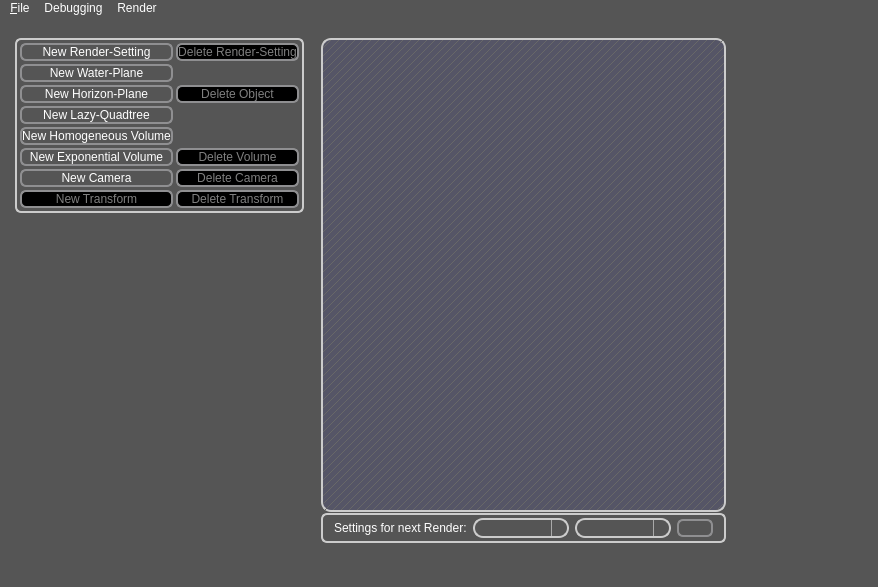
This is qt-frontend/SimplexGui/mainwindow.ui in phresnel/picogen as Qt 5 draws it before an edit. The edited form follows.
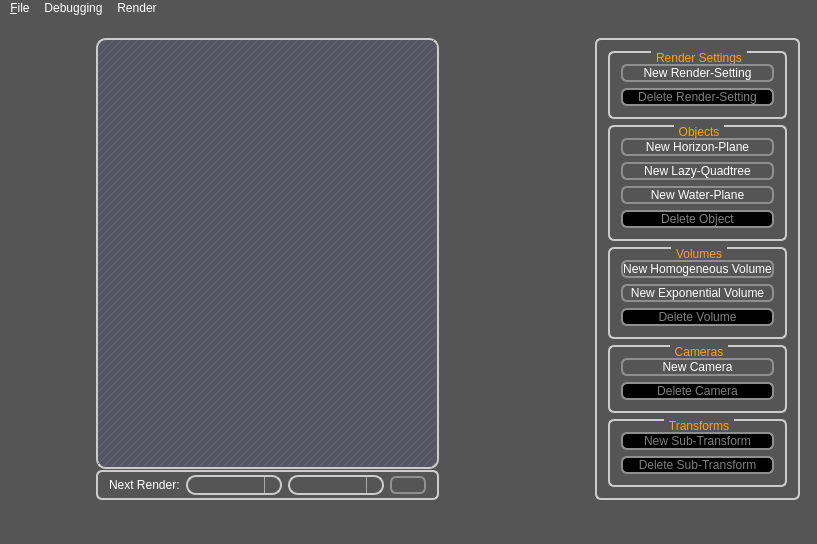
This is the edited form. Icons and pictures are not drawn. Custom widgets are drawn as their Qt base class.

Commit message: restructure the layout

The edit to the form file:
```diff
--- a/qt-frontend/SimplexGui/mainwindow.ui
+++ b/qt-frontend/SimplexGui/mainwindow.ui
@@ -6,7 +6,7 @@
    <rect>
     <x>0</x>
     <y>0</y>
-    <width>877</width>
+    <width>790</width>
     <height>515</height>
    </rect>
   </property>
@@ -235,151 +235,6 @@
         <property name="rightMargin">
          <number>4</number>
         </property>
-        <item>
-         <widget class="QGroupBox" name="groupBox_2">
-          <property name="title">
-           <string/>
-          </property>
-          <layout class="QGridLayout" name="gridLayout">
-           <property name="margin">
-            <number>3</number>
-           </property>
-           <property name="spacing">
-            <number>3</number>
-           </property>
-           <item row="0" column="0">
-            <widget class="QPushButton" name="newRsButton">
-             <property name="enabled">
-              <bool>true</bool>
-             </property>
-             <property name="text">
-              <string>New Render-Setting</string>
-             </property>
-            </widget>
-           </item>
-           <item row="0" column="1">
-            <widget class="QPushButton" name="deleteRsButton">
-             <property name="enabled">
-              <bool>false</bool>
-             </property>
-             <property name="text">
-              <string>Delete Render-Setting</string>
-             </property>
-            </widget>
-           </item>
-           <item row="8" column="0">
-            <widget class="QPushButton" name="newCameraButton">
-             <property name="enabled">
-              <bool>true</bool>
-             </property>
-             <property name="text">
-              <string>New Camera</string>
-             </property>
-            </widget>
-           </item>
-           <item row="8" column="1">
-            <widget class="QPushButton" name="deleteCameraButton">
-             <property name="enabled">
-              <bool>false</bool>
-             </property>
-             <property name="text">
-              <string>Delete Camera</string>
-             </property>
-            </widget>
-           </item>
-           <item row="9" column="0">
-            <widget class="QPushButton" name="newSubTransformButton">
-             <property name="enabled">
-              <bool>false</bool>
-             </property>
-             <property name="text">
-              <string>New Transform</string>
-             </property>
-            </widget>
-           </item>
-           <item row="9" column="1">
-            <widget class="QPushButton" name="deleteSubTransformButton">
-             <property name="enabled">
-              <bool>false</bool>
-             </property>
-             <property name="text">
-              <string>Delete Transform</string>
-             </property>
-            </widget>
-           </item>
-           <item row="3" column="0">
-            <widget class="QPushButton" name="newHorizonPlaneButton">
-             <property name="enabled">
-              <bool>true</bool>
-             </property>
-             <property name="text">
-              <string>New Horizon-Plane</string>
-             </property>
-            </widget>
-           </item>
-           <item row="4" column="0">
-            <widget class="QPushButton" name="newLazyQuadtreeButton">
-             <property name="enabled">
-              <bool>true</bool>
-             </property>
-             <property name="text">
-              <string>New Lazy-Quadtree</string>
-             </property>
-            </widget>
-           </item>
-           <item row="2" column="0">
-            <widget class="QPushButton" name="newWaterPlaneButton">
-             <property name="enabled">
-              <bool>true</bool>
-             </property>
-             <property name="text">
-              <string>New Water-Plane</string>
-             </property>
-            </widget>
-           </item>
-           <item row="3" column="1">
-            <widget class="QPushButton" name="deleteObjectButton">
-             <property name="enabled">
-              <bool>false</bool>
-             </property>
-             <property name="text">
-              <string>Delete Object</string>
-             </property>
-            </widget>
-           </item>
-           <item row="6" column="0">
-            <widget class="QPushButton" name="newHomogeneousVolumeButton">
-             <property name="enabled">
-              <bool>true</bool>
-             </property>
-             <property name="text">
-              <string>New Homogeneous Volume</string>
-             </property>
-            </widget>
-           </item>
-           <item row="7" column="0">
-            <widget class="QPushButton" name="newExponentialVolumeButton">
-             <property name="enabled">
-              <bool>true</bool>
-             </property>
-             <property name="text">
-              <string>New Exponential Volume</string>
-             </property>
-            </widget>
-           </item>
-           <item row="7" column="1">
-            <widget class="QPushButton" name="deleteVolumeButton">
-             <property name="enabled">
-              <bool>false</bool>
-             </property>
-             <property name="text">
-              <string>Delete Volume</string>
-             </property>
-            </widget>
-           </item>
-          </layout>
-         </widget>
-        </item>
         <item>
          <widget class="QtTreePropertyBrowser" name="settings" native="true">
           <property name="sizePolicy">
@@ -390,7 +245,7 @@
           </property>
           <property name="minimumSize">
            <size>
-            <width>0</width>
+            <width>64</width>
             <height>324</height>
            </size>
           </property>
@@ -459,7 +314,7 @@
            <item>
             <widget class="QLabel" name="label">
              <property name="text">
-              <string>Settings for next Render:</string>
+              <string>Next Render:</string>
              </property>
             </widget>
            </item>
@@ -528,6 +383,206 @@
         </size>
        </property>
       </widget>
+      <widget class="QWidget" name="verticalLayoutWidget_2">
+       <layout class="QVBoxLayout" name="verticalLayout_4">
+        <property name="leftMargin">
+         <number>6</number>
+        </property>
+        <property name="rightMargin">
+         <number>6</number>
+        </property>
+        <item>
+         <widget class="QGroupBox" name="groupBox_8">
+          <property name="sizePolicy">
+           <sizepolicy hsizetype="Preferred" vsizetype="Preferred">
+            <horstretch>0</horstretch>
+            <verstretch>0</verstretch>
+           </sizepolicy>
+          </property>
+          <property name="title">
+           <string/>
+          </property>
+          <layout class="QVBoxLayout" name="verticalLayout_5">
+           <item>
+            <widget class="QGroupBox" name="groupBox_5">
+             <property name="title">
+              <string>Render Settings</string>
+             </property>
+             <layout class="QGridLayout" name="gridLayout_4">
+              <item row="1" column="0">
+               <widget class="QPushButton" name="newRsButton">
+                <property name="enabled">
+                 <bool>true</bool>
+                </property>
+                <property name="text">
+                 <string>New Render-Setting</string>
+                </property>
+               </widget>
+              </item>
+              <item row="2" column="0">
+               <widget class="QPushButton" name="deleteRsButton">
+                <property name="enabled">
+                 <bool>false</bool>
+                </property>
+                <property name="text">
+                 <string>Delete Render-Setting</string>
+                </property>
+               </widget>
+              </item>
+             </layout>
+            </widget>
+           </item>
+           <item>
+            <widget class="QGroupBox" name="groupBox_3">
+             <property name="title">
+              <string>Objects</string>
+             </property>
+             <layout class="QGridLayout" name="gridLayout_2">
+              <item row="0" column="0">
+               <widget class="QPushButton" name="newHorizonPlaneButton">
+                <property name="enabled">
+                 <bool>true</bool>
+                </property>
+                <property name="text">
+                 <string>New Horizon-Plane</string>
+                </property>
+               </widget>
+              </item>
+              <item row="1" column="0">
+               <widget class="QPushButton" name="newLazyQuadtreeButton">
+                <property name="enabled">
+                 <bool>true</bool>
+                </property>
+                <property name="text">
+                 <string>New Lazy-Quadtree</string>
+                </property>
+               </widget>
+              </item>
+              <item row="2" column="0">
+               <widget class="QPushButton" name="newWaterPlaneButton">
+                <property name="enabled">
+                 <bool>true</bool>
+                </property>
+                <property name="text">
+                 <string>New Water-Plane</string>
+                </property>
+               </widget>
+              </item>
+              <item row="3" column="0">
+               <widget class="QPushButton" name="deleteObjectButton">
+                <property name="enabled">
+                 <bool>false</bool>
+                </property>
+                <property name="text">
+                 <string>Delete Object</string>
+                </property>
+               </widget>
+              </item>
+             </layout>
+            </widget>
+           </item>
+           <item>
+            <widget class="QGroupBox" name="groupBox_4">
+             <property name="title">
+              <string>Volumes</string>
+             </property>
+             <layout class="QGridLayout" name="gridLayout_3">
+              <item row="0" column="0">
+               <widget class="QPushButton" name="newHomogeneousVolumeButton">
+                <property name="enabled">
+                 <bool>true</bool>
+                </property>
+                <property name="text">
+                 <string>New Homogeneous Volume</string>
+                </property>
+               </widget>
+              </item>
+              <item row="1" column="0">
+               <widget class="QPushButton" name="newExponentialVolumeButton">
+                <property name="enabled">
+                 <bool>true</bool>
+                </property>
+                <property name="text">
+                 <string>New Exponential Volume</string>
+                </property>
+               </widget>
+              </item>
+              <item row="2" column="0">
+               <widget class="QPushButton" name="deleteVolumeButton">
+                <property name="enabled">
+                 <bool>false</bool>
+                </property>
+                <property name="text">
+                 <string>Delete Volume</string>
+                </property>
+               </widget>
+              </item>
+             </layout>
+            </widget>
+           </item>
+           <item>
+            <widget class="QGroupBox" name="groupBox_6">
+             <property name="title">
+              <string>Cameras</string>
+             </property>
+             <layout class="QGridLayout" name="gridLayout_6">
+              <item row="0" column="0">
+               <widget class="QPushButton" name="newCameraButton">
+                <property name="enabled">
+                 <bool>true</bool>
+                </property>
+                <property name="text">
+                 <string>New Camera</string>
+                </property>
+               </widget>
+              </item>
+              <item row="1" column="0">
+               <widget class="QPushButton" name="deleteCameraButton">
+                <property name="enabled">
+                 <bool>false</bool>
+                </property>
+                <property name="text">
+                 <string>Delete Camera</string>
+                </property>
+               </widget>
+              </item>
+             </layout>
+            </widget>
+           </item>
+           <item>
+            <widget class="QGroupBox" name="groupBox_7">
+             <property name="title">
+              <string>Transforms</string>
+             </property>
+             <layout class="QGridLayout" name="gridLayout_5">
+              <item row="0" column="0">
+               <widget class="QPushButton" name="newSubTransformButton">
+                <property name="enabled">
+                 <bool>false</bool>
+                </property>
+                <property name="text">
+                 <string>New Sub-Transform</string>
+                </property>
+               </widget>
+              </item>
+              <item row="1" column="0">
+               <widget class="QPushButton" name="deleteSubTransformButton">
+                <property name="enabled">
+                 <bool>false</bool>
+                </property>
+                <property name="text">
+                 <string>Delete Sub-Transform</string>
+                </property>
+               </widget>
+              </item>
+             </layout>
+            </widget>
+           </item>
+          </layout>
+         </widget>
+        </item>
+       </layout>
+      </widget>
      </widget>
     </item>
    </layout>
@@ -537,7 +592,7 @@
     <rect>
      <x>0</x>
      <y>0</y>
-     <width>877</width>
+     <width>790</width>
      <height>16</height>
     </rect>
    </property>
```
The commit also changes 2 other files.
